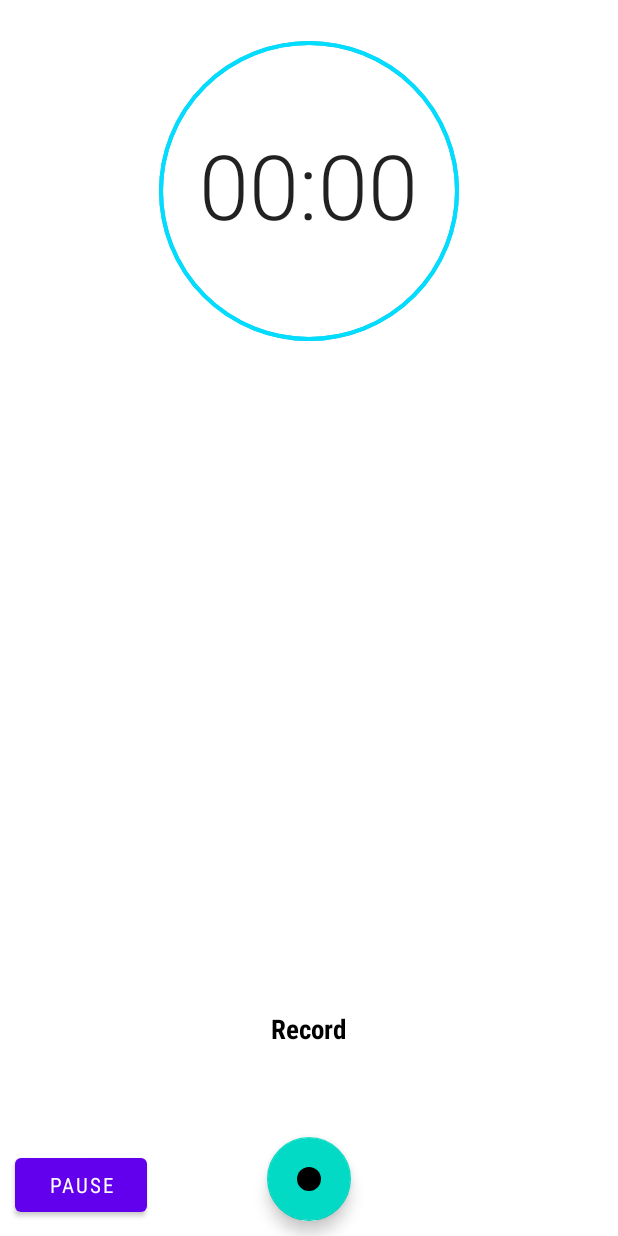
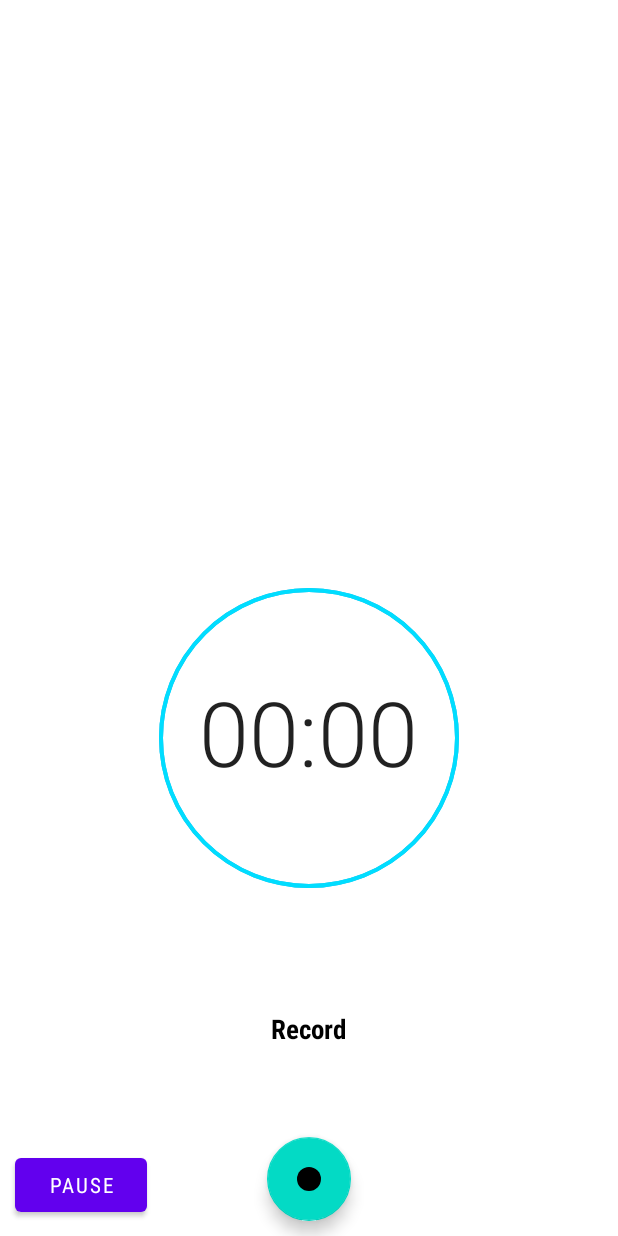
Before and after one commit to DrTim105/Audio-Journal-App, an Android app: the layout fragment_record.xml on its own in the app's theme, with its tools: preview values and no code run, on a phone screen of 412 x 824 dp. Run offline under Robolectric (Android 15) with nearby library versions, the phone set to English and light mode, and no system bars; plain views replace FloatingActionButton.

Commit message:
created waveform; updated design

```diff
--- /dev/null
+++ b/app/src/main/java/com/salihutimothy/myaudiojournalapp/WaveformView.kt
@@ -0,0 +1,58 @@
+package com.salihutimothy.myaudiojournalapp
+
+import android.content.Context
+import android.graphics.Canvas
+import android.graphics.Color
+import android.graphics.Paint
+import android.graphics.RectF
+import android.util.AttributeSet
+import android.view.View
+
+class WaveformView(context: Context?, attrs: AttributeSet) : View(context, attrs) {
+
+    private var paint = Paint()
+    private var amplitudes = ArrayList<Float>()
+    private var spikes = ArrayList<RectF>()
+
+    private var radius = 6f
+    private var spikeWidth = 9f
+    private var distance = 6f
+    private var screenWidth = 0f
+    private var screenHeight = 500f
+
+    private var maxSpikes = 0
+
+    init {
+        paint.color = Color.rgb(244, 81, 13)
+
+        screenWidth = resources.displayMetrics.widthPixels.toFloat()
+
+        maxSpikes = (screenWidth / (spikeWidth + distance)).toInt()
+    }
+
+    fun addAmplitude(amp: Float) {
+        var norm = Math.min((amp.toInt()/50), 400).toFloat()
+        amplitudes.add(norm)
+
+        spikes.clear()
+        var amps = amplitudes.takeLast(maxSpikes)
+        for (i: Int in amps.indices) {
+            var left = screenWidth - i * (spikeWidth + distance)
+            var top = screenHeight/2 - amps[i]/2
+            var right = left + spikeWidth
+            var bottom = top + amps[i]
+
+            spikes.add(RectF(left, top, right, bottom))
+
+        }
+
+        invalidate()
+    }
+
+    override fun draw(canvas: Canvas?) {
+        super.draw(canvas)
+        spikes.forEach {
+            canvas?.drawRoundRect(it, radius, radius, paint)
+        }
+    }
+}
--- a/app/src/main/res/layout/fragment_file_viewer.xml
+++ b/app/src/main/res/layout/fragment_file_viewer.xml
@@ -1,5 +1,5 @@
 <?xml version="1.0" encoding="utf-8"?>
-<RelativeLayout
+<androidx.coordinatorlayout.widget.CoordinatorLayout
     xmlns:android="http://schemas.android.com/apk/res/android"
     android:layout_width="match_parent"
     android:layout_height="match_parent">
@@ -9,4 +9,6 @@
         android:layout_height="match_parent"
         android:id="@+id/recyclerView" />
 
-</RelativeLayout>
+    <include layout="@layout/fragment_playback"/>
+
+</androidx.coordinatorlayout.widget.CoordinatorLayout>
--- a/app/src/main/res/layout/fragment_record.xml
+++ b/app/src/main/res/layout/fragment_record.xml
@@ -15,7 +15,14 @@
         android:src="@drawable/ic_placeholder"
         />
 
+    <com.salihutimothy.myaudiojournalapp.WaveformView
+        android:id="@+id/waveformView"
+        android:layout_width="match_parent"
+        android:layout_height="500px"
+        android:layout_above="@+id/recordProgressBar"
+        android:layout_marginBottom="50dp"
 
+        />
 
     <Chronometer
         android:layout_width="wrap_content"
@@ -32,18 +39,17 @@
 
     <ProgressBar
         android:id="@+id/recordProgressBar"
+        style="?android:attr/progressBarStyleHorizontal"
         android:layout_width="200dp"
         android:layout_height="200dp"
-        style="?android:attr/progressBarStyleHorizontal"
+        android:layout_above="@+id/recording_status_txt"
+        android:layout_centerHorizontal="true"
+        android:layout_marginBottom="81dp"
+        android:background="@drawable/record_progress_bar_background"
         android:indeterminate="false"
-        android:progressDrawable="@drawable/record_progress_bar"
-        android:background="@drawable/record_progress_bar_background"
         android:max="100"
         android:progress="0"
-        android:layout_marginTop="27dp"
-        android:layout_alignParentTop="true"
-        android:layout_centerHorizontal="true"
-        />
+        android:progressDrawable="@drawable/record_progress_bar" />
 
 
     <Button
@@ -76,4 +82,6 @@
         />
 
 
+
+
 </RelativeLayout>
```
Also changed, not shown: app/src/main/java/com/salihutimothy/myaudiojournalapp/adapters/FileAdapter.kt (+25 -3 lines), app/src/main/java/com/salihutimothy/myaudiojournalapp/fragments/PlaybackFragment.kt (+15 -13 lines), app/src/main/java/com/salihutimothy/myaudiojournalapp/fragments/RecordFragment.kt (+32 -9 lines), app/src/main/java/com/salihutimothy/myaudiojournalapp/services/RecordingService.kt (+15 -2 lines), app/src/main/res/drawable/layout_background.xml (added, +8 -0 lines), app/src/main/res/layout/fragment_playback.xml (+89 -53 lines).
